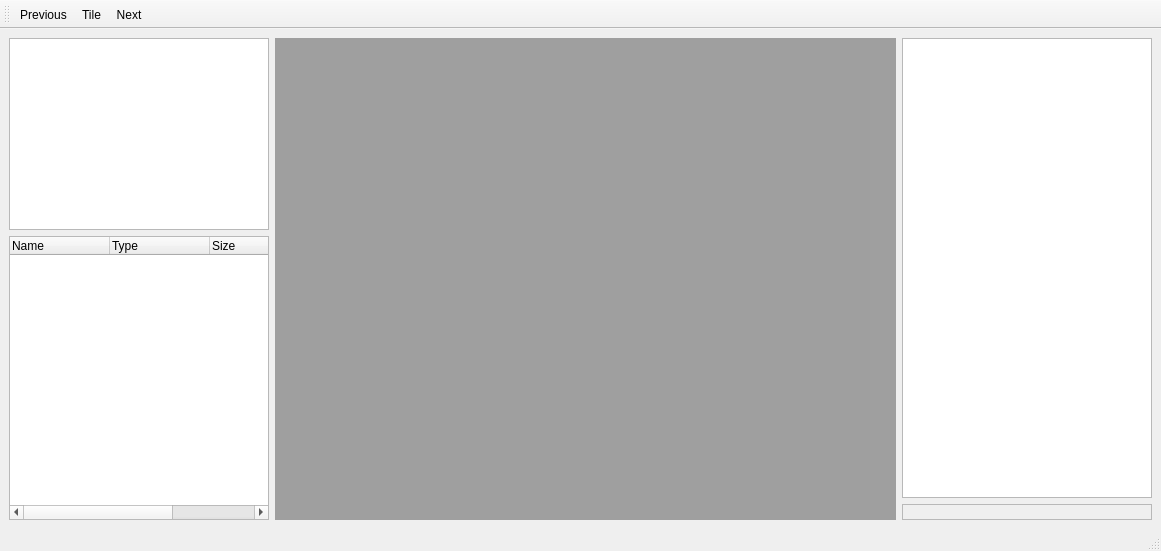
First picture: the form in main_window.ui, repository PicciMario/iPhone-Backup-Analyzer-2, before the edit.
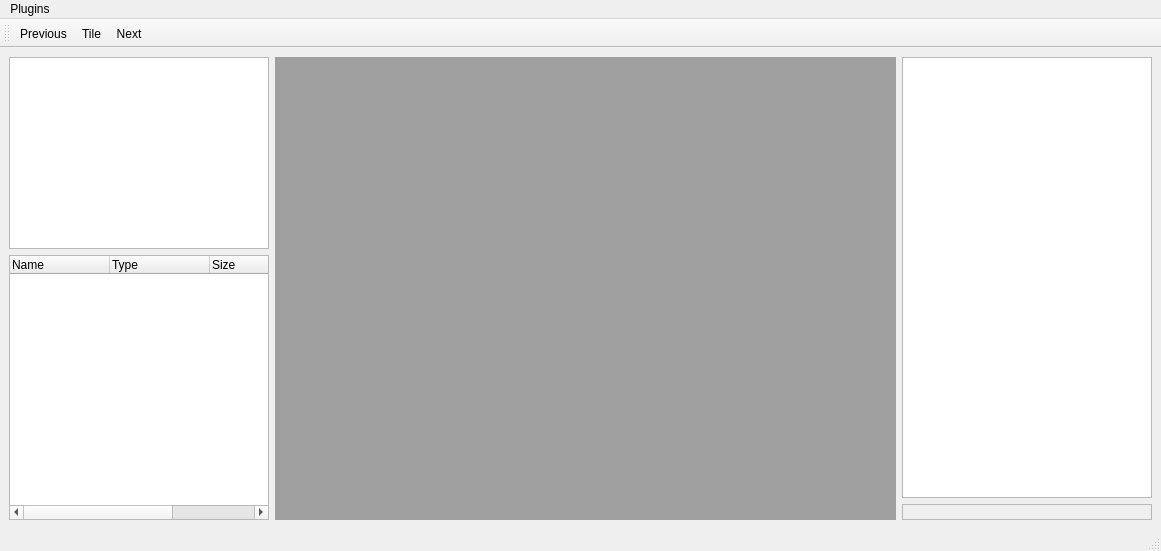
Second picture: the form after the edit. Icons and pictures are not drawn.

Commit message: working plugins menu

Patch:
```diff
--- a/main_window.ui
+++ b/main_window.ui
@@ -137,6 +137,12 @@
      <height>21</height>
     </rect>
    </property>
+   <widget class="QMenu" name="menuPlugins">
+    <property name="title">
+     <string>Plugins</string>
+    </property>
+   </widget>
+   <addaction name="menuPlugins"/>
   </widget>
   <widget class="QStatusBar" name="statusbar"/>
   <widget class="QToolBar" name="toolBar">
```
The commit also changes 2 other files.
